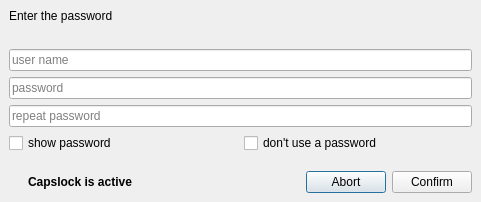
Qt form enterpassworddialog/enterpassworddialog.ui (Martchus/qtutilities) before a commit.
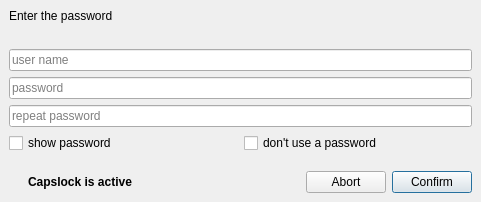
The same form after that commit. Icons and pictures are not drawn. Custom widgets are drawn as their Qt base class.

Commit message:
Ensure the "Confirm" button is always the default one to confirming via enter works
Not sure why this ceased to work in some environments but this change fixes
it. It is still possible to abort via ESC.

Patch:
```diff
--- a/enterpassworddialog/enterpassworddialog.ui
+++ b/enterpassworddialog/enterpassworddialog.ui
@@ -258,6 +258,9 @@
           <normaloff/>
          </iconset>
         </property>
+        <property name="default">
+         <bool>true</bool>
+        </property>
        </widget>
       </item>
      </layout>
```
The commit also changes 1 other file.
